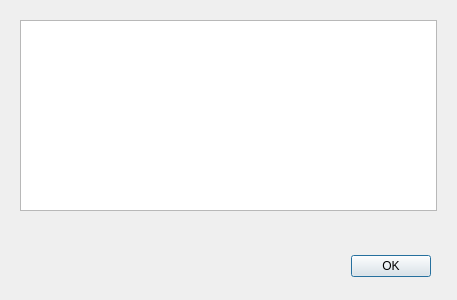
Old version of the form lotto/gui/auswertung.ui in the repository MarkusHackspacher/pyLottoverwaltung.
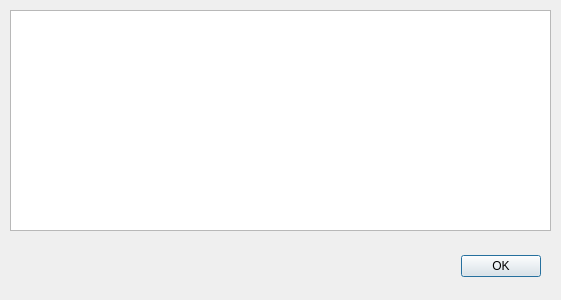
New version of the form.

Patch:
```diff
--- a/lotto/gui/auswertung.ui
+++ b/lotto/gui/auswertung.ui
@@ -6,7 +6,7 @@
    <rect>
     <x>0</x>
     <y>0</y>
-    <width>457</width>
+    <width>561</width>
     <height>300</height>
    </rect>
   </property>
@@ -16,7 +16,7 @@
   <widget class="QDialogButtonBox" name="buttonBox">
    <property name="geometry">
     <rect>
-     <x>90</x>
+     <x>200</x>
      <y>250</y>
      <width>341</width>
      <height>32</height>
@@ -32,10 +32,10 @@
   <widget class="QPlainTextEdit" name="edi_daten">
    <property name="geometry">
     <rect>
-     <x>20</x>
-     <y>20</y>
-     <width>417</width>
-     <height>191</height>
+     <x>10</x>
+     <y>10</y>
+     <width>541</width>
+     <height>221</height>
     </rect>
    </property>
    <property name="font">
```
